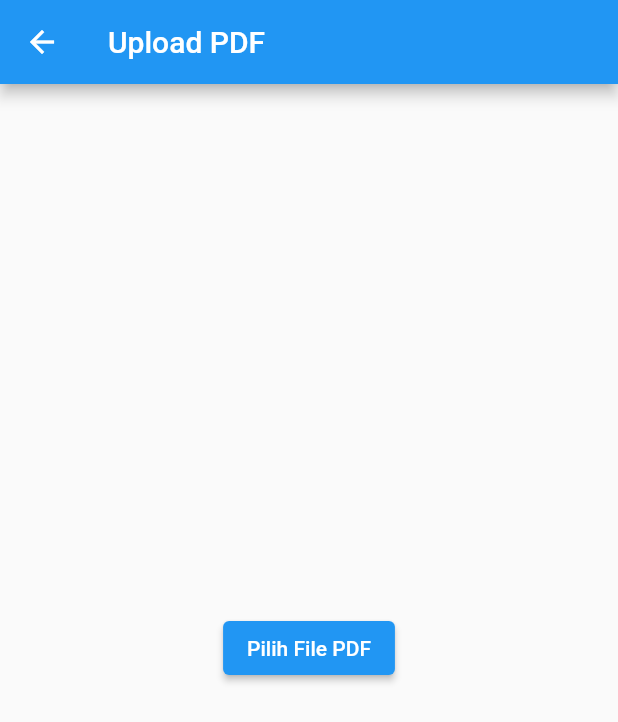
After one commit to gelar1978/UAS_project, a Flutter app: the input3 screen opened directly, after a tap on "Upload Pdf", on a phone screen of 412 x 824 dp. The commit adds this screen. Shown: the top 722 px of the screen. Run offline on Flutter 3.47's test engine with Material 2 defaults, Android fonts, the phone set to English and light mode, and no system bars; our stand-ins replace cloud_firestore, dio, file_picker, firebase_auth, firebase_core, firebase_database and 9 more; missing offline and left inert: firebase_app_check, flutter_document_picker, flutter_facebook_auth, shared_preferences_platform_interface, sign_button; accounts and stored records are empty.

Commit message:
FileUpload

```diff
--- /dev/null
+++ b/lib/Grup3/fileupload.dart
@@ -0,0 +1,77 @@
+import 'dart:io';
+import 'package:flutter/material.dart';
+import 'package:file_picker/file_picker.dart';
+import 'package:firebase_storage/firebase_storage.dart' as firebase_storage;
+import 'package:path/path.dart' as path;
+
+class UploadPDFScreen extends StatefulWidget {
+  @override
+  _UploadPDFScreenState createState() => _UploadPDFScreenState();
+}
+
+class _UploadPDFScreenState extends State<UploadPDFScreen> {
+  File? selectedPDF;
+
+  Future<void> pickPDF() async {
+    FilePickerResult? result = await FilePicker.platform.pickFiles(
+      type: FileType.custom,
+      allowedExtensions: ['pdf'],
+    );
+
+    if (result != null) {
+      setState(() {
+        selectedPDF = File(result.files.single.path!);
+      });
+    }
+  }
+
+  Future<String?> uploadPDFToFirebaseStorage(File file) async {
+    if (file == null) return null;
+
+    String fileName = path.basename(file.path);
+    firebase_storage.Reference storageReference =
+        firebase_storage.FirebaseStorage.instance.ref().child(fileName);
+    firebase_storage.UploadTask uploadTask = storageReference.putFile(file);
+    firebase_storage.TaskSnapshot taskSnapshot =
+        await uploadTask.whenComplete(() => null);
+
+    String downloadUrl = await taskSnapshot.ref.getDownloadURL();
+    return downloadUrl;
+  }
+
+  @override
+  Widget build(BuildContext context) {
+    return Scaffold(
+      appBar: AppBar(
+        title: Text('Upload PDF'),
+      ),
+      body: Center(
+        child: Column(
+          mainAxisAlignment: MainAxisAlignment.center,
+          children: [
+            ElevatedButton(
+              onPressed: pickPDF,
+              child: Text('Pilih File PDF'),
+            ),
+            SizedBox(height: 16),
+            if (selectedPDF != null)
+              ElevatedButton(
+                onPressed: () async {
+                  String? downloadUrl =
+                      await uploadPDFToFirebaseStorage(selectedPDF!);
+                  if (downloadUrl != null) {
+                    // File PDF berhasil diunggah, lakukan sesuatu di sini
+                    print('File PDF berhasil diunggah. URL: $downloadUrl');
+                  } else {
+                    // Terjadi kesalahan saat mengunggah file PDF
+                    print('Gagal mengunggah file PDF');
+                  }
+                },
+                child: Text('Unggah PDF'),
+              ),
+          ],
+        ),
+      ),
+    );
+  }
+}
--- a/lib/Grup3/input3.dart
+++ b/lib/Grup3/input3.dart
@@ -2,6 +2,7 @@ import 'dart:async';
 import 'dart:convert';
 import 'dart:math';
 
+import 'package:UAS_project/Grup3/fileupload.dart';
 import 'package:firebase_database/ui/firebase_animated_list.dart';
 import 'package:flutter/material.dart';
 import 'package:firebase_database/firebase_database.dart';
@@ -163,6 +164,16 @@ class _input3State extends State<input3> {
               ],
             ),
           ),
+          TextButton(
+              onPressed: (() {
+                Navigator.push(
+                  context,
+                  MaterialPageRoute(
+                    builder: (context) => UploadPDFScreen(),
+                  ),
+                );
+              }),
+              child: Text("Upload Pdf")),
         ],
       ),
     );
```
